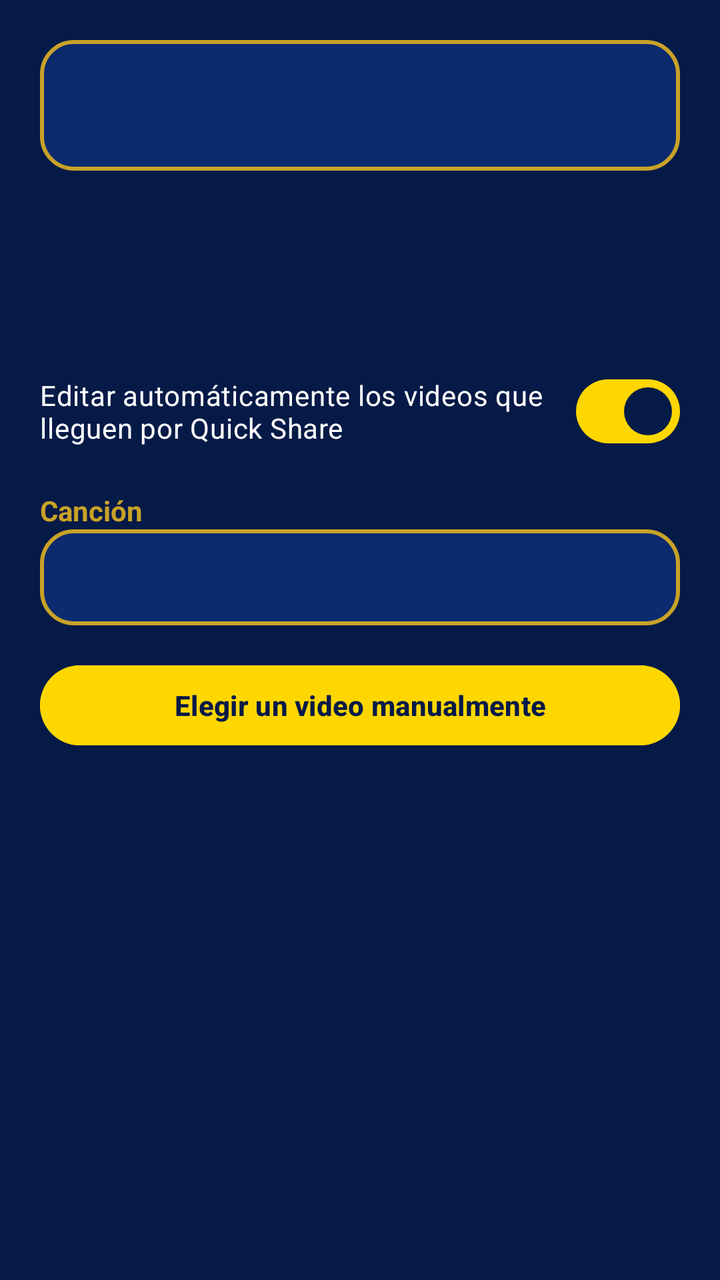
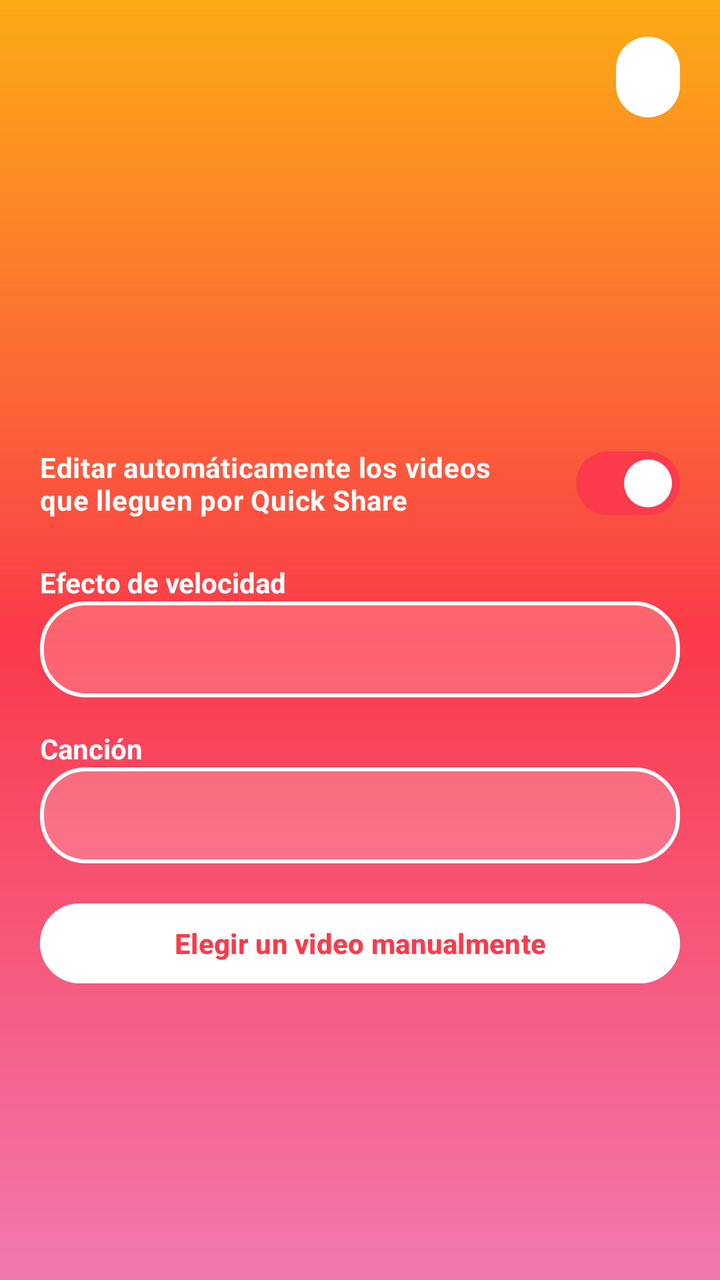

The first picture is an Android layout as it rendered before a commit; the second is the same layout after the commit. The layout source and the unified diff follow.
<!-- AndroidManifest.xml: application theme Theme.Kiosko -->
<!-- res/layout/activity_main.xml -->
<?xml version="1.0" encoding="utf-8"?>
<ScrollView xmlns:android="http://schemas.android.com/apk/res/android"
    android:layout_width="match_parent"
    android:layout_height="match_parent"
    android:background="@color/azul_oscuro"
    android:fillViewport="true">

    <LinearLayout
        android:layout_width="match_parent"
        android:layout_height="wrap_content"
        android:gravity="center_horizontal"
        android:orientation="vertical"
        android:padding="20dp">

        
        <LinearLayout
            android:layout_width="match_parent"
            android:layout_height="wrap_content"
            android:background="@drawable/bg_card"
            android:gravity="center_vertical"
            android:orientation="horizontal"
            android:padding="14dp">

            <TextView
                android:id="@+id/hashtag"
                android:layout_width="0dp"
                android:layout_height="wrap_content"
                android:layout_weight="1"
                android:textColor="@color/amarillo_oro"
                android:textSize="28sp"
                android:textStyle="bold" />

            <TextView
                android:id="@+id/counter"
                android:layout_width="wrap_content"
                android:layout_height="wrap_content"
                android:gravity="end"
                android:textColor="@color/dorado"
                android:textSize="18sp"
                android:textStyle="bold" />
        </LinearLayout>

        <TextView
            android:id="@+id/status"
            android:layout_width="match_parent"
            android:layout_height="wrap_content"
            android:layout_marginTop="16dp"
            android:gravity="center"
            android:textColor="@color/blanco"
            android:textSize="22sp"
            android:textStyle="bold" />

        <ProgressBar
            android:id="@+id/progress"
            style="?android:attr/progressBarStyleHorizontal"
            android:layout_width="match_parent"
            android:layout_height="wrap_content"
            android:layout_marginTop="12dp"
            android:max="100"
            android:progressTint="@color/amarillo_oro"
            android:visibility="gone" />

        
        <LinearLayout
            android:id="@+id/resultRow"
            android:layout_width="match_parent"
            android:layout_height="wrap_content"
            android:layout_marginTop="20dp"
            android:baselineAligned="false"
            android:gravity="center"
            android:orientation="horizontal"
            android:visibility="gone">

            <LinearLayout
                android:layout_width="0dp"
                android:layout_height="wrap_content"
                android:layout_marginEnd="12dp"
                android:layout_weight="1"
                android:background="@drawable/bg_card"
                android:gravity="center_horizontal"
                android:orientation="vertical"
                android:padding="8dp">

                <ImageView
                    android:id="@+id/preview"
                    android:layout_width="match_parent"
                    android:layout_height="280dp"
                    android:adjustViewBounds="true"
                    android:contentDescription="@string/preview_description"
                    android:scaleType="fitCenter" />

                <TextView
                    android:id="@+id/previewLabel"
                    android:layout_width="wrap_content"
                    android:layout_height="wrap_content"
                    android:layout_marginTop="6dp"
                    android:textColor="@color/amarillo_oro"
                    android:textSize="16sp"
                    android:textStyle="bold" />
            </LinearLayout>

            <LinearLayout
                android:layout_width="0dp"
                android:layout_height="wrap_content"
                android:layout_weight="1"
                android:gravity="center_horizontal"
                android:orientation="vertical">

                <ImageView
                    android:id="@+id/qr"
                    android:layout_width="match_parent"
                    android:layout_height="wrap_content"
                    android:adjustViewBounds="true"
                    android:background="@drawable/bg_qr"
                    android:contentDescription="@string/qr_description"
                    android:padding="10dp"
                    android:scaleType="fitCenter" />

                <TextView
                    android:layout_width="wrap_content"
                    android:layout_height="wrap_content"
                    android:layout_marginTop="6dp"
                    android:text="@string/scan_me"
                    android:textColor="@color/dorado"
                    android:textSize="16sp"
                    android:textStyle="bold" />
            </LinearLayout>
        </LinearLayout>

        <TextView
            android:id="@+id/url"
            android:layout_width="wrap_content"
            android:layout_height="wrap_content"
            android:layout_marginTop="8dp"
            android:textColor="@color/texto_suave"
            android:textIsSelectable="true"
            android:textSize="14sp" />

        <com.google.android.material.materialswitch.MaterialSwitch
            android:id="@+id/autoSwitch"
            android:layout_width="match_parent"
            android:layout_height="wrap_content"
            android:layout_marginTop="24dp"
            android:checked="true"
            android:text="@string/auto_process"
            android:textColor="@color/blanco" />

        <TextView
            android:layout_width="match_parent"
            android:layout_height="wrap_content"
            android:layout_marginTop="16dp"
            android:text="@string/music_label"
            android:textColor="@color/dorado"
            android:textStyle="bold" />

        <Spinner
            android:id="@+id/musicSpinner"
            android:layout_width="match_parent"
            android:layout_height="wrap_content"
            android:background="@drawable/bg_card"
            android:minHeight="48dp"
            android:popupBackground="@color/azul" />

        <TextView
            android:id="@+id/musicWarning"
            android:layout_width="match_parent"
            android:layout_height="wrap_content"
            android:text="@string/music_missing"
            android:textColor="@color/amarillo_oro"
            android:visibility="gone" />

        <Button
            android:id="@+id/pickButton"
            android:layout_width="match_parent"
            android:layout_height="wrap_content"
            android:layout_marginTop="16dp"
            android:backgroundTint="@color/amarillo_oro"
            android:text="@string/pick_video"
            android:textColor="@color/azul_oscuro"
            android:textStyle="bold" />

        <TextView
            android:id="@+id/networkInfo"
            android:layout_width="match_parent"
            android:layout_height="wrap_content"
            android:layout_marginTop="16dp"
            android:textColor="@color/texto_suave"
            android:textSize="13sp" />

        <TextView
            android:id="@+id/folderInfo"
            android:layout_width="match_parent"
            android:layout_height="wrap_content"
            android:layout_marginTop="8dp"
            android:textColor="@color/texto_suave"
            android:textSize="12sp" />
    </LinearLayout>
</ScrollView>
<!-- resources referenced by this layout -->
<resources>
  <color name="amarillo_oro">#FFD700</color>
  <color name="azul">#0B2A6F</color>
  <color name="azul_oscuro">#061A47</color>
  <color name="blanco">#FFFFFF</color>
  <color name="dorado">#C9A227</color>
  <color name="texto_suave">#C8D3F0</color>
  <!-- drawable bg_card (drawable) -->
  <?xml version="1.0" encoding="utf-8"?>
  <shape xmlns:android="http://schemas.android.com/apk/res/android">
      <solid android:color="@color/azul" />
      <stroke android:width="2dp" android:color="@color/dorado" />
      <corners android:radius="16dp" />
  </shape>
  <!-- drawable bg_qr (drawable) -->
  <?xml version="1.0" encoding="utf-8"?>
  <shape xmlns:android="http://schemas.android.com/apk/res/android">
      <solid android:color="@color/blanco" />
      <stroke android:width="4dp" android:color="@color/amarillo_oro" />
      <corners android:radius="12dp" />
  </shape>
  <string name="auto_process">Editar automáticamente los videos que lleguen por Quick Share</string>
  <string name="music_label">Canción</string>
  <string name="music_missing">No se encontraron canciones. Copia los .mp3 en Almacenamiento interno &gt; Download &gt; INSUMOS y da permiso de \"Música y audio\" a la app.</string>
  <string name="pick_video">Elegir un video manualmente</string>
  <string name="preview_description">Vista previa del video a compartir</string>
  <string name="qr_description">Código QR para descargar el video</string>
  <string name="scan_me">Escanéame 📲</string>
  <style name="Theme.Kiosko" parent="Theme.Material3.Dark.NoActionBar">
          <item name="colorPrimary">@color/amarillo_oro</item>
          <item name="colorOnPrimary">@color/azul_oscuro</item>
          <item name="colorSecondary">@color/dorado</item>
          <item name="android:windowBackground">@color/azul_oscuro</item>
          <item name="android:statusBarColor">@color/azul_oscuro</item>
          <item name="android:navigationBarColor">@color/azul_oscuro</item>
      </style>
</resources>

<!-- the commit's change to res/layout/activity_main.xml (unified diff, before → after) -->
@@ -1,198 +1,293 @@
 <?xml version="1.0" encoding="utf-8"?>
-<ScrollView xmlns:android="http://schemas.android.com/apk/res/android"
+<LinearLayout xmlns:android="http://schemas.android.com/apk/res/android"
+    xmlns:app="http://schemas.android.com/apk/res-auto"
     android:layout_width="match_parent"
     android:layout_height="match_parent"
-    android:background="@color/azul_oscuro"
-    android:fillViewport="true">
-
+    android:background="@drawable/bg_screen"
+    android:orientation="vertical">
+
+    
     <LinearLayout
         android:layout_width="match_parent"
         android:layout_height="wrap_content"
-        android:gravity="center_horizontal"
-        android:orientation="vertical"
-        android:padding="20dp">
+        android:gravity="center_vertical"
+        android:orientation="horizontal"
+        android:paddingStart="20dp"
+        android:paddingTop="16dp"
+        android:paddingEnd="20dp">
+
+        <TextView
+            android:id="@+id/hashtag"
+            android:layout_width="0dp"
+            android:layout_height="wrap_content"
+            android:layout_weight="1"
+            android:rotation="-3"
+            android:shadowColor="@color/coral"
+            android:shadowDy="4"
+            android:shadowRadius="1"
+            android:textColor="@color/blanco"
+            android:textSize="34sp"
+            android:textStyle="bold" />
+
+        <TextView
+            android:id="@+id/counter"
+            android:layout_width="wrap_content"
+            android:layout_height="wrap_content"
+            android:background="@drawable/bg_pill"
+            android:paddingStart="16dp"
+            android:paddingTop="8dp"
+            android:paddingEnd="16dp"
+            android:paddingBottom="8dp"
+            android:textColor="@color/rojo"
+            android:textSize="18sp"
+            android:textStyle="bold" />
+    </LinearLayout>
+
+    <com.google.android.material.tabs.TabLayout
+        android:id="@+id/tabs"
+        android:layout_width="match_parent"
+        android:layout_height="wrap_content"
+        android:layout_marginTop="8dp"
+        android:background="@android:color/transparent"
+        app:tabIndicatorColor="@color/blanco"
+        app:tabIndicatorFullWidth="false"
+        app:tabIndicatorHeight="4dp"
+        app:tabSelectedTextColor="@color/blanco"
+        app:tabTextColor="@color/blanco_suave" />
+
+    <FrameLayout
+        android:layout_width="match_parent"
+        android:layout_height="0dp"
+        android:layout_weight="1">
+
+        
+        <ScrollView
+            android:id="@+id/livePanel"
+            android:layout_width="match_parent"
+            android:layout_height="match_parent"
+            android:fillViewport="true">
+
+            <LinearLayout
+                android:layout_width="match_parent"
+                android:layout_height="wrap_content"
+                android:gravity="center_horizontal"
+                android:orientation="vertical"
+                android:padding="20dp">
+
+                <TextView
+                    android:id="@+id/status"
+                    android:layout_width="match_parent"
+                    android:layout_height="wrap_content"
+                    android:gravity="center"
+                    android:textColor="@color/blanco"
+                    android:textSize="22sp"
+                    android:textStyle="bold" />
+
+                <ProgressBar
+                    android:id="@+id/progress"
+                    style="?android:attr/progressBarStyleHorizontal"
+                    android:layout_width="match_parent"
+                    android:layout_height="wrap_content"
+                    android:layout_marginTop="12dp"
+                    android:max="100"
+                    android:progressBackgroundTint="@color/blanco_suave"
+                    android:progressTint="@color/blanco"
+                    android:visibility="gone" />
+
+                
+                <LinearLayout
+                    android:id="@+id/resultRow"
+                    android:layout_width="match_parent"
+                    android:layout_height="wrap_content"
+                    android:layout_marginTop="20dp"
+                    android:baselineAligned="false"
+                    android:gravity="center"
+                    android:orientation="horizontal"
+                    android:visibility="gone">
+
+                    <LinearLayout
+                        android:layout_width="0dp"
+                        android:layout_height="wrap_content"
+                        android:layout_marginEnd="12dp"
+                        android:layout_weight="1"
+                        android:background="@drawable/bg_card"
+                        android:gravity="center_horizontal"
+                        android:orientation="vertical"
+                        android:padding="8dp">
+
+                        <ImageView
+                            android:id="@+id/preview"
+                            android:layout_width="match_parent"
+                            android:layout_height="300dp"
+                            android:contentDescription="@string/preview_description"
+                            android:scaleType="fitCenter" />
+
+                        <TextView
+                            android:id="@+id/previewLabel"
+                            android:layout_width="wrap_content"
+                            android:layout_height="wrap_content"
+                            android:layout_marginTop="6dp"
+                            android:textColor="@color/blanco"
+                            android:textSize="16sp"
+                            android:textStyle="bold" />
+                    </LinearLayout>
+
+                    <LinearLayout
+                        android:layout_width="0dp"
+                        android:layout_height="wrap_content"
+                        android:layout_weight="1"
+                        android:gravity="center_horizontal"
+                        android:orientation="vertical">
+
+                        <ImageView
+                            android:id="@+id/qr"
+                            android:layout_width="match_parent"
+                            android:layout_height="wrap_content"
+                            android:adjustViewBounds="true"
+                            android:background="@drawable/bg_qr"
+                            android:contentDescription="@string/qr_description"
+                            android:padding="12dp"
+                            android:scaleType="fitCenter" />
+
+                        <TextView
+                            android:layout_width="wrap_content"
+                            android:layout_height="wrap_content"
+                            android:layout_marginTop="10dp"
+                            android:background="@drawable/bg_pill"
+                            android:paddingStart="14dp"
+                            android:paddingTop="6dp"
+                            android:paddingEnd="14dp"
+                            android:paddingBottom="6dp"
+                            android:text="@string/scan_me"
+                            android:textColor="@color/rojo"
+                            android:textSize="16sp"
+                            android:textStyle="bold" />
+                    </LinearLayout>
+                </LinearLayout>
+
+                <TextView
+                    android:id="@+id/url"
+                    android:layout_width="wrap_content"
+                    android:layout_height="wrap_content"
+                    android:layout_marginTop="8dp"
+                    android:textColor="@color/blanco_suave"
+                    android:textIsSelectable="true"
+                    android:textSize="14sp" />
+
+                <com.google.android.material.materialswitch.MaterialSwitch
+                    android:id="@+id/autoSwitch"
+                    android:layout_width="match_parent"
+                    android:layout_height="wrap_content"
+                    android:layout_marginTop="24dp"
+                    android:checked="true"
+                    android:text="@string/auto_process"
+                    android:textColor="@color/blanco"
+                    android:textStyle="bold" />
+
+                <TextView
+                    android:layout_width="match_parent"
+                    android:layout_height="wrap_content"
+                    android:layout_marginTop="16dp"
+                    android:text="@string/speed_label"
+                    android:textColor="@color/blanco"
+                    android:textStyle="bold" />
+
+                <Spinner
+                    android:id="@+id/speedSpinner"
+                    android:layout_width="match_parent"
+                    android:layout_height="wrap_content"
+                    android:background="@drawable/bg_card"
+                    android:minHeight="48dp"
+                    android:popupBackground="@color/blanco" />
+
+                <TextView
+                    android:layout_width="match_parent"
+                    android:layout_height="wrap_content"
+                    android:layout_marginTop="16dp"
+                    android:text="@string/music_label"
+                    android:textColor="@color/blanco"
+                    android:textStyle="bold" />
+
+                <Spinner
+                    android:id="@+id/musicSpinner"
+                    android:layout_width="match_parent"
+                    android:layout_height="wrap_content"
+                    android:background="@drawable/bg_card"
+                    android:minHeight="48dp"
+                    android:popupBackground="@color/blanco" />
+
+                <TextView
+                    android:id="@+id/musicWarning"
+                    android:layout_width="match_parent"
+                    android:layout_height="wrap_content"
+                    android:text="@string/music_missing"
+                    android:textColor="@color/blanco"
+                    android:visibility="gone" />
+
+                <Button
+                    android:id="@+id/pickButton"
+                    android:layout_width="match_parent"
+                    android:layout_height="wrap_content"
+                    android:layout_marginTop="16dp"
+                    android:backgroundTint="@color/blanco"
+                    android:text="@string/pick_video"
+                    android:textColor="@color/rojo"
+                    android:textStyle="bold" />
+
+                <TextView
+                    android:id="@+id/networkInfo"
+                    android:layout_width="match_parent"
+                    android:layout_height="wrap_content"
+                    android:layout_marginTop="16dp"
+                    android:textColor="@color/blanco_suave"
+                    android:textSize="13sp" />
+
+                <TextView
+                    android:id="@+id/folderInfo"
+                    android:layout_width="match_parent"
+                    android:layout_height="wrap_content"
+                    android:layout_marginTop="8dp"
+                    android:textColor="@color/blanco_suave"
+                    android:textSize="12sp" />
+            </LinearLayout>
+        </ScrollView>
 
         
         <LinearLayout
+            android:id="@+id/historyPanel"
             android:layout_width="match_parent"
-            android:layout_height="wrap_content"
-            android:background="@drawable/bg_card"
-            android:gravity="center_vertical"
-            android:orientation="horizontal"
-            android:padding="14dp">
+            android:layout_height="match_parent"
+            android:orientation="vertical"
+            android:paddingStart="12dp"
+            android:paddingEnd="12dp"
+            android:visibility="gone">
 
             <TextView
-                android:id="@+id/hashtag"
-                android:layout_width="0dp"
+                android:id="@+id/historyCount"
+                android:layout_width="match_parent"
                 android:layout_height="wrap_content"
+                android:padding="8dp"
+                android:textColor="@color/blanco"
+                android:textStyle="bold" />
+
+            <TextView
+                android:id="@+id/historyEmpty"
+                android:layout_width="match_parent"
+                android:layout_height="wrap_content"
+                android:gravity="center"
+                android:padding="32dp"
+                android:text="@string/history_empty"
+                android:textColor="@color/blanco"
+                android:textSize="16sp"
+                android:visibility="gone" />
+
+            <androidx.recyclerview.widget.RecyclerView
+                android:id="@+id/historyList"
+                android:layout_width="match_parent"
+                android:layout_height="0dp"
                 android:layout_weight="1"
-                android:textColor="@color/amarillo_oro"
-                android:textSize="28sp"
-                android:textStyle="bold" />
-
-            <TextView
-                android:id="@+id/counter"
-                android:layout_width="wrap_content"
-                android:layout_height="wrap_content"
-                android:gravity="end"
-                android:textColor="@color/dorado"
-                android:textSize="18sp"
-                android:textStyle="bold" />
+                android:clipToPadding="false"
+                android:paddingBottom="16dp" />
         </LinearLayout>
-
-        <TextView
-            android:id="@+id/status"
-            android:layout_width="match_parent"
-            android:layout_height="wrap_content"
-            android:layout_marginTop="16dp"
-            android:gravity="center"
-            android:textColor="@color/blanco"
-            android:textSize="22sp"
-            android:textStyle="bold" />
-
-        <ProgressBar
-            android:id="@+id/progress"
-            style="?android:attr/progressBarStyleHorizontal"
-            android:layout_width="match_parent"
-            android:layout_height="wrap_content"
-            android:layout_marginTop="12dp"
-            android:max="100"
-            android:progressTint="@color/amarillo_oro"
-            android:visibility="gone" />
-
-        
-        <LinearLayout
-            android:id="@+id/resultRow"
-            android:layout_width="match_parent"
-            android:layout_height="wrap_content"
-            android:layout_marginTop="20dp"
-            android:baselineAligned="false"
-            android:gravity="center"
-            android:orientation="horizontal"
-            android:visibility="gone">
-
-            <LinearLayout
-                android:layout_width="0dp"
-                android:layout_height="wrap_content"
-                android:layout_marginEnd="12dp"
-                android:layout_weight="1"
-                android:background="@drawable/bg_card"
-                android:gravity="center_horizontal"
-                android:orientation="vertical"
-                android:padding="8dp">
-
-                <ImageView
-                    android:id="@+id/preview"
-                    android:layout_width="match_parent"
-                    android:layout_height="280dp"
-                    android:adjustViewBounds="true"
-                    android:contentDescription="@string/preview_description"
-                    android:scaleType="fitCenter" />
-
-                <TextView
-                    android:id="@+id/previewLabel"
-                    android:layout_width="wrap_content"
-                    android:layout_height="wrap_content"
-                    android:layout_marginTop="6dp"
-                    android:textColor="@color/amarillo_oro"
-                    android:textSize="16sp"
-                    android:textStyle="bold" />
-            </LinearLayout>
-
-            <LinearLayout
-                android:layout_width="0dp"
-                android:layout_height="wrap_content"
-                android:layout_weight="1"
-                android:gravity="center_horizontal"
-                android:orientation="vertical">
-
-                <ImageView
-                    android:id="@+id/qr"
-                    android:layout_width="match_parent"
-                    android:layout_height="wrap_content"
-                    android:adjustViewBounds="true"
-                    android:background="@drawable/bg_qr"
-                    android:contentDescription="@string/qr_description"
-                    android:padding="10dp"
-                    android:scaleType="fitCenter" />
-
-                <TextView
-                    android:layout_width="wrap_content"
-                    android:layout_height="wrap_content"
-                    android:layout_marginTop="6dp"
-                    android:text="@string/scan_me"
-                    android:textColor="@color/dorado"
-                    android:textSize="16sp"
-                    android:textStyle="bold" />
-            </LinearLayout>
-        </LinearLayout>
-
-        <TextView
-            android:id="@+id/url"
-            android:layout_width="wrap_content"
-            android:layout_height="wrap_content"
-            android:layout_marginTop="8dp"
-            android:textColor="@color/texto_suave"
-            android:textIsSelectable="true"
-            android:textSize="14sp" />
-
-        <com.google.android.material.materialswitch.MaterialSwitch
-            android:id="@+id/autoSwitch"
-            android:layout_width="match_parent"
-            android:layout_height="wrap_content"
-            android:layout_marginTop="24dp"
-            android:checked="true"
-            android:text="@string/auto_process"
-            android:textColor="@color/blanco" />
-
-        <TextView
-            android:layout_width="match_parent"
-            android:layout_height="wrap_content"
-            android:layout_marginTop="16dp"
-            android:text="@string/music_label"
-            android:textColor="@color/dorado"
-            android:textStyle="bold" />
-
-        <Spinner
-            android:id="@+id/musicSpinner"
-            android:layout_width="match_parent"
-            android:layout_height="wrap_content"
-            android:background="@drawable/bg_card"
-            android:minHeight="48dp"
-            android:popupBackground="@color/azul" />
-
-        <TextView
-            android:id="@+id/musicWarning"
-            android:layout_width="match_parent"
-            android:layout_height="wrap_content"
-            android:text="@string/music_missing"
-            android:textColor="@color/amarillo_oro"
-            android:visibility="gone" />
-
-        <Button
-            android:id="@+id/pickButton"
-            android:layout_width="match_parent"
-            android:layout_height="wrap_content"
-            android:layout_marginTop="16dp"
-            android:backgroundTint="@color/amarillo_oro"
-            android:text="@string/pick_video"
-            android:textColor="@color/azul_oscuro"
-            android:textStyle="bold" />
-
-        <TextView
-            android:id="@+id/networkInfo"
-            android:layout_width="match_parent"
-            android:layout_height="wrap_content"
-            android:layout_marginTop="16dp"
-            android:textColor="@color/texto_suave"
-            android:textSize="13sp" />
-
-        <TextView
-            android:id="@+id/folderInfo"
-            android:layout_width="match_parent"
-            android:layout_height="wrap_content"
-            android:layout_marginTop="8dp"
-            android:textColor="@color/texto_suave"
-            android:textSize="12sp" />
-    </LinearLayout>
-</ScrollView>
+    </FrameLayout>
+</LinearLayout>
<!-- resource entries referenced after the edit -->
@@ -1,39 +1,59 @@
 <!-- resources referenced by this layout -->
 <resources>
-  <color name="amarillo_oro">#FFD700</color>
-  <color name="azul">#0B2A6F</color>
-  <color name="azul_oscuro">#061A47</color>
   <color name="blanco">#FFFFFF</color>
-  <color name="dorado">#C9A227</color>
-  <color name="texto_suave">#C8D3F0</color>
+  <color name="blanco_suave">#FFF3EA</color>
+  <color name="coral">#F54945</color>
+  <color name="rojo">#FB3A4B</color>
   <!-- drawable bg_card (drawable) -->
   <?xml version="1.0" encoding="utf-8"?>
   <shape xmlns:android="http://schemas.android.com/apk/res/android">
-      <solid android:color="@color/azul" />
-      <stroke android:width="2dp" android:color="@color/dorado" />
-      <corners android:radius="16dp" />
+      <solid android:color="@color/fondo_tarjeta" />
+      <stroke android:width="2dp" android:color="@color/blanco" />
+      <corners android:radius="22dp" />
+  </shape>
+  <!-- drawable bg_pill (drawable) -->
+  <?xml version="1.0" encoding="utf-8"?>
+  <shape xmlns:android="http://schemas.android.com/apk/res/android">
+      <solid android:color="@color/blanco" />
+      <corners android:radius="999dp" />
   </shape>
   <!-- drawable bg_qr (drawable) -->
   <?xml version="1.0" encoding="utf-8"?>
   <shape xmlns:android="http://schemas.android.com/apk/res/android">
       <solid android:color="@color/blanco" />
-      <stroke android:width="4dp" android:color="@color/amarillo_oro" />
-      <corners android:radius="12dp" />
+      <stroke android:width="5dp" android:color="@color/coral" />
+      <corners android:radius="22dp" />
+  </shape>
+  <!-- drawable bg_screen (drawable) -->
+  <?xml version="1.0" encoding="utf-8"?>
+  <shape xmlns:android="http://schemas.android.com/apk/res/android">
+      <gradient
+          android:angle="300"
+          android:centerColor="@color/rojo"
+          android:endColor="@color/rosa"
+          android:startColor="@color/amarillo"
+          android:type="linear" />
   </shape>
   <string name="auto_process">Editar automáticamente los videos que lleguen por Quick Share</string>
+  <string name="history_empty">Todavía no hay videos procesados.</string>
   <string name="music_label">Canción</string>
   <string name="music_missing">No se encontraron canciones. Copia los .mp3 en Almacenamiento interno &gt; Download &gt; INSUMOS y da permiso de \"Música y audio\" a la app.</string>
   <string name="pick_video">Elegir un video manualmente</string>
   <string name="preview_description">Vista previa del video a compartir</string>
   <string name="qr_description">Código QR para descargar el video</string>
   <string name="scan_me">Escanéame 📲</string>
-  <style name="Theme.Kiosko" parent="Theme.Material3.Dark.NoActionBar">
-          <item name="colorPrimary">@color/amarillo_oro</item>
-          <item name="colorOnPrimary">@color/azul_oscuro</item>
-          <item name="colorSecondary">@color/dorado</item>
-          <item name="android:windowBackground">@color/azul_oscuro</item>
-          <item name="android:statusBarColor">@color/azul_oscuro</item>
-          <item name="android:navigationBarColor">@color/azul_oscuro</item>
+  <string name="speed_label">Efecto de velocidad</string>
+  <style name="Theme.Kiosko" parent="Theme.Material3.Light.NoActionBar">
+          <item name="colorPrimary">@color/rojo</item>
+          <item name="colorOnPrimary">@color/blanco</item>
+          <item name="colorSecondary">@color/amarillo</item>
+          <item name="android:windowBackground">@drawable/bg_screen</item>
+          <item name="android:statusBarColor">@color/naranja</item>
+          <item name="android:navigationBarColor">@color/rosa</item>
       </style>
+  <color name="fondo_tarjeta">#33FFFFFF</color>
+  <color name="rosa">#F178AF</color>
+  <color name="amarillo">#FCAB14</color>
+  <color name="naranja">#F68425</color>
 </resources>
 
